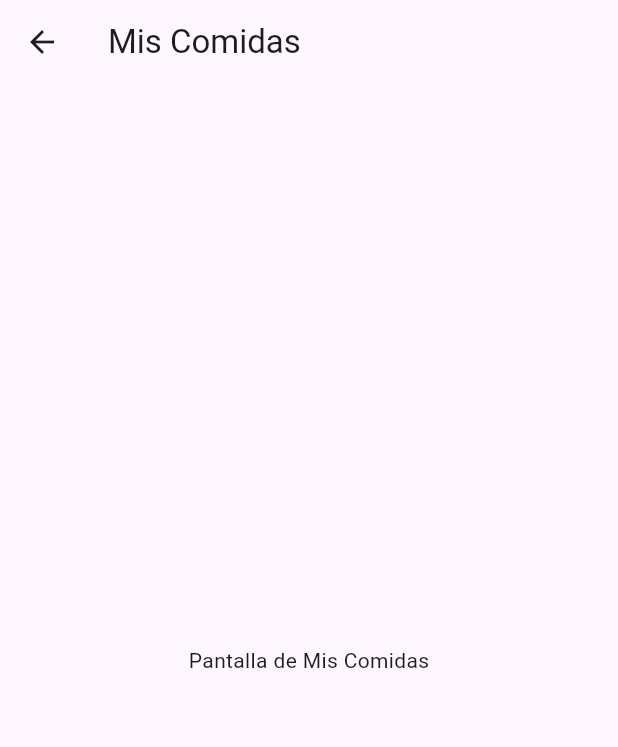
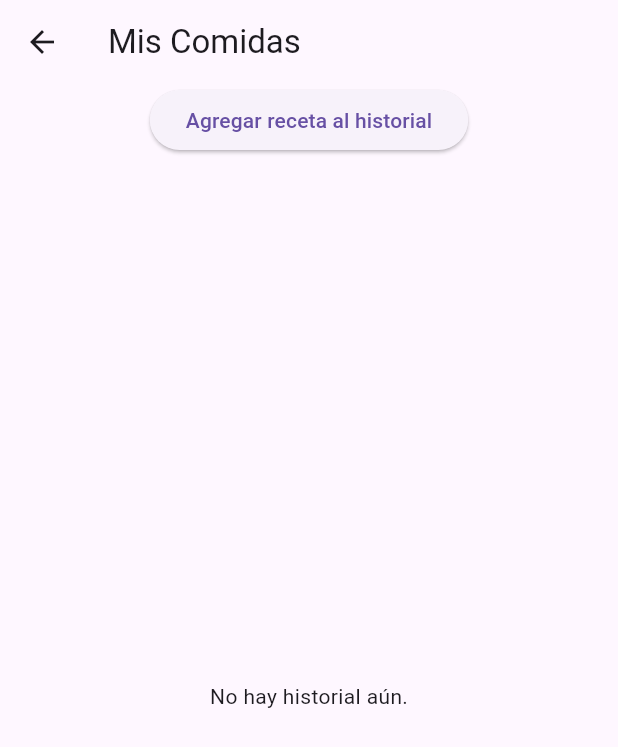
Before and after one commit to Oscarmrl/Tortilla_Digital, a Flutter app: the HomeScreen screen opened directly with empty values, after a tap on the "restaurant menu" icon, on a phone screen of 412 x 824 dp. Shown: the top 747 px of the screen. Run offline on Flutter 3.47's test engine with Material 3 defaults, Android fonts, the phone set to English and light mode, and no system bars; our stand-ins replace cloud_firestore, firebase_auth, firebase_core, firebase_storage, image_picker; accounts and stored records are empty; network calls fail.

Commit message:
Actualizacion pantalla configuracion y mis comidas funcional, falta mejorar diseño y detalles

```diff
--- a/lib/Usuario/pantalla_tus_comidas.dart
+++ b/lib/Usuario/pantalla_tus_comidas.dart
@@ -1,30 +1,126 @@
 import 'package:flutter/material.dart';
+import 'package:cloud_firestore/cloud_firestore.dart';
 
-class MyWidget extends StatefulWidget {
-  const MyWidget({super.key});
+// Helper to format Timestamps without adding a new package
+String _formatTimestamp(dynamic ts) {
+  if (ts == null) return '';
+  DateTime dateTime;
+  if (ts is Timestamp) {
+    dateTime = ts.toDate();
+  } else if (ts is DateTime) {
+    dateTime = ts;
+  } else {
+    return ts.toString();
+  }
+  final two = (int n) => n.toString().padLeft(2, '0');
+  return '${two(dateTime.day)}/${two(dateTime.month)}/${dateTime.year} ${two(dateTime.hour)}:${two(dateTime.minute)}';
+}
+
+class MisComidasScreen extends StatefulWidget {
+  final String userId;
+
+  // Allow a default userId so screen works when route doesn't supply one.
+  const MisComidasScreen({this.userId = '', Key? key}) : super(key: key);
 
   @override
-  State<MyWidget> createState() => _MyWidgetState();
+  _MisComidasScreenState createState() => _MisComidasScreenState();
 }
 
-class _MyWidgetState extends State<MyWidget>
-    with SingleTickerProviderStateMixin {
-  late AnimationController _controller;
+class _MisComidasScreenState extends State<MisComidasScreen> {
+  /// Agrega una receta al historial y limita a 10 elementos
+  Future<void> agregarRecetaAlHistorial(String recetaId) async {
+    final userRef = FirebaseFirestore.instance
+        .collection('usuarios')
+        .doc(widget.userId);
 
-  @override
-  void initState() {
-    super.initState();
-    _controller = AnimationController(vsync: this);
+    await FirebaseFirestore.instance.runTransaction((transaction) async {
+      final snapshot = await transaction.get(userRef);
+
+      // Si el documento no existe, evita error
+      if (!snapshot.exists) {
+        throw Exception("Usuario no encontrado");
+      }
+
+      // Obtener historial actual o lista vacía
+      List historial = snapshot.data()?['historial'] ?? [];
+
+      // Agregar nueva receta
+      historial.add({'idReceta': recetaId, 'fecha': Timestamp.now()});
+
+      // Limitar a 10 elementos
+      if (historial.length > 10) {
+        historial.removeAt(0);
+      }
+
+      // Actualizar en Firestore
+      transaction.update(userRef, {'historial': historial});
+    });
+
+    setState(() {}); // Actualiza la UI
   }
 
-  @override
-  void dispose() {
-    _controller.dispose();
-    super.dispose();
+  /// Obtiene el historial ordenado por fecha (más reciente primero)
+  Future<List<Map<String, dynamic>>> obtenerHistorialOrdenado() async {
+    final userRef = FirebaseFirestore.instance
+        .collection('usuarios')
+        .doc(widget.userId);
+    final snapshot = await userRef.get();
+
+    if (!snapshot.exists) return [];
+
+    List historial = snapshot.data()?['historial'] ?? [];
+
+    historial.sort(
+      (a, b) => (b['fecha'] as Timestamp).compareTo(a['fecha'] as Timestamp),
+    );
+
+    return historial.cast<Map<String, dynamic>>();
   }
 
   @override
   Widget build(BuildContext context) {
-    return const Placeholder();
+    return Scaffold(
+      appBar: AppBar(title: const Text('Mis Comidas')),
+      body: Column(
+        children: [
+          ElevatedButton(
+            onPressed: () async {
+              // Simula agregar una receta con ID aleatorio
+              String recetaId =
+                  'receta${DateTime.now().millisecondsSinceEpoch}';
+              await agregarRecetaAlHistorial(recetaId);
+            },
+            child: const Text('Agregar receta al historial'),
+          ),
+          Expanded(
+            child: FutureBuilder<List<Map<String, dynamic>>>(
+              future: obtenerHistorialOrdenado(),
+              builder: (context, snapshot) {
+                if (snapshot.connectionState == ConnectionState.waiting) {
+                  return const Center(child: CircularProgressIndicator());
+                }
+                if (!snapshot.hasData || snapshot.data!.isEmpty) {
+                  return const Center(child: Text('No hay historial aún.'));
+                }
+
+                final historial = snapshot.data!;
+                return ListView.builder(
+                  itemCount: historial.length,
+                  itemBuilder: (context, index) {
+                    final receta = historial[index];
+                    final id = receta['idReceta']?.toString() ?? '';
+                    final fecha = _formatTimestamp(receta['fecha']);
+                    return ListTile(
+                      title: Text('Receta: $id'),
+                      subtitle: Text('Vista: $fecha'),
+                    );
+                  },
+                );
+              },
+            ),
+          ),
+        ],
+      ),
+    );
   }
 }
--- a/lib/Usuario/pantallainicio.dart
+++ b/lib/Usuario/pantallainicio.dart
@@ -1,5 +1,6 @@
 import 'package:flutter/material.dart';
 import 'package:tortilla_digital/Usuario/pantalla_configuracion.dart';
+import 'package:tortilla_digital/Usuario/pantalla_tus_comidas.dart';
 import 'package:tortilla_digital/login_page.dart';
 //import 'upload_recetas.dart';
 import '../recipe_detail_screen.dart'; // 👈 Import agregado
@@ -253,7 +254,8 @@ class _HomeScreenState extends State<HomeScreen> {
                       Navigator.push(
                         context,
                         MaterialPageRoute(
-                          builder: (context) => const MyMealsScreen(),
+                          builder: (context) =>
+                              MisComidasScreen(userId: widget.userId),
                         ),
                       );
                     },
```
